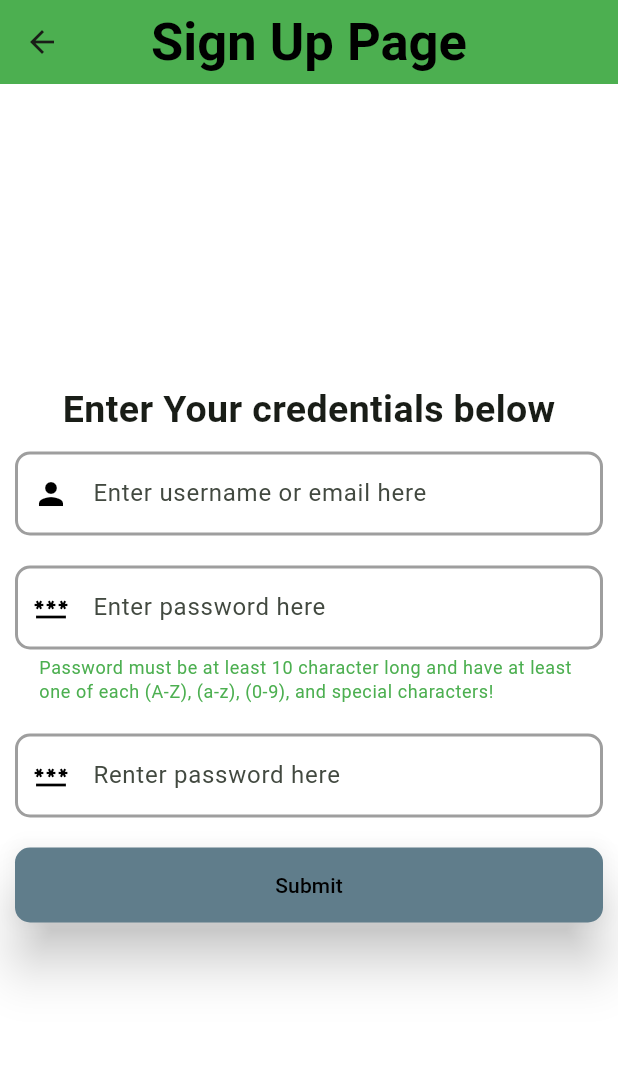
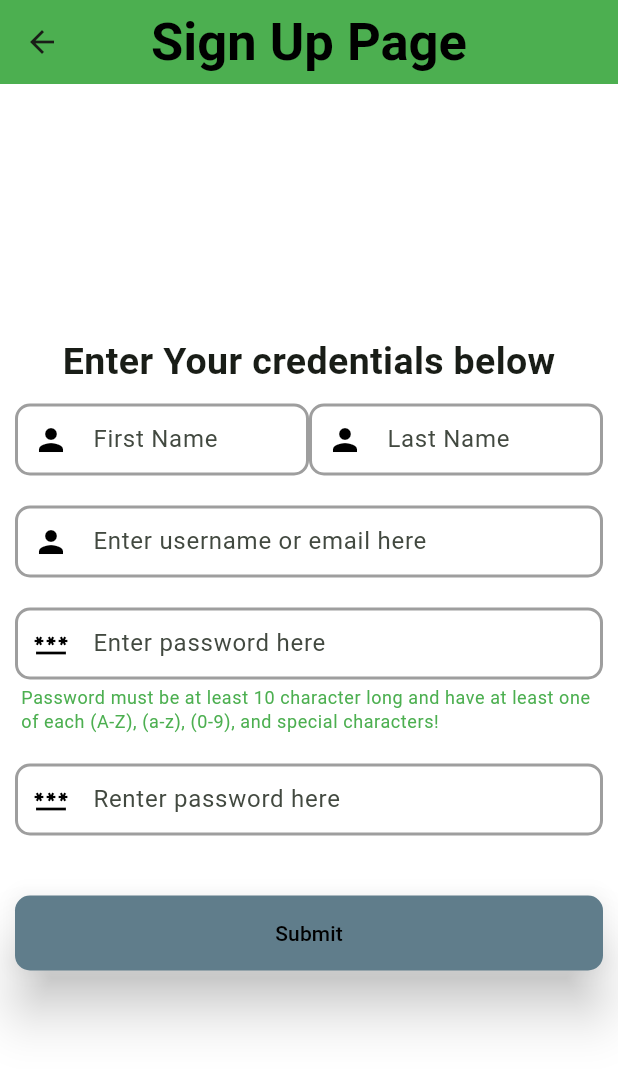
Before and after one commit to qkoliwala/skvyFrontend, a Flutter app: the SignUpPage screen opened by its route, on a phone screen of 412 x 824 dp. Shown: the top 1069 px of the screen. Run offline on Flutter 3.47's test engine with Material 2 defaults, Android fonts, the light colour scheme and no system bars; our stand-ins replace flutter_riverpod, fluttertoast, go_router; accounts and stored records are empty.

Commit message:
Sign Up Update
Added additional functionality to the SignUp classes, by adding a first name and a last name at the sign up page.

```diff
--- a/lib/dtos/signUpRequest.dto.dart
+++ b/lib/dtos/signUpRequest.dto.dart
@@ -1,9 +1,13 @@
 class SignUpRequest {
   String? email;
   String? password;
+  String? firstName;
+  String? lastName;
 
   Map<String, dynamic> toJson() => {
         'email': email,
         'password': password,
+        'FirstName': firstName,
+        'LastName': lastName,
       };
 }
--- a/lib/signUpPage.dart
+++ b/lib/signUpPage.dart
@@ -19,6 +19,8 @@ class _SignUpPage extends State<SignUpPage> {
   final TextEditingController userName = TextEditingController();
   final TextEditingController password1 = TextEditingController();
   final TextEditingController password2 = TextEditingController();
+  final TextEditingController firstName = TextEditingController();
+  final TextEditingController lastName = TextEditingController();
 
   String incorrectPass = 'Password does not meet the requiremets!';
   String notMatchingPass = 'The passwords do not match!';
@@ -82,6 +84,70 @@ class _SignUpPage extends State<SignUpPage> {
     );
   }
 
+  TextField textField(TextEditingController text, String? hintText) {
+    return TextField(
+      controller: text,
+      style: const TextStyle(
+        fontSize: 16,
+      ),
+      decoration: InputDecoration(
+        contentPadding: const EdgeInsets.symmetric(vertical: 12.0),
+        hintText: hintText,
+        prefixIcon: const Icon(Icons.person),
+        prefixIconColor: Colors.black,
+        focusedBorder: const OutlineInputBorder(
+          borderSide: BorderSide(
+            color: Colors.grey,
+            width: 2,
+          ),
+          borderRadius: BorderRadius.all(Radius.circular(10)),
+        ),
+        enabledBorder: const OutlineInputBorder(
+          borderSide: BorderSide(
+            color: Colors.grey,
+            width: 2,
+          ),
+          borderRadius: BorderRadius.all(Radius.circular(10)),
+        ),
+      ),
+    );
+  }
+
+  TextField passwordTestField(
+      TextEditingController text, String? hintText, String? helperText) {
+    return TextField(
+      controller: text,
+      obscureText: true,
+      style: const TextStyle(
+        fontSize: 16,
+      ),
+      decoration: InputDecoration(
+        contentPadding: const EdgeInsets.symmetric(vertical: 12.0),
+        hintText: hintText,
+        helperText: helperText,
+        helperMaxLines: 2,
+        helperStyle: const TextStyle(color: Colors.green),
+        prefixIcon: const Icon(Icons.password),
+        prefixIconColor: Colors.black,
+        focusedBorder: const OutlineInputBorder(
+          borderSide: BorderSide(
+            color: Colors.grey,
+            width: 2,
+          ),
+          borderRadius: BorderRadius.all(Radius.circular(10)),
+        ),
+        enabledBorder: const OutlineInputBorder(
+          borderSide: BorderSide(
+            color: Colors.grey,
+            width: 2,
+          ),
+          borderRadius: BorderRadius.all(Radius.circular(10)),
+        ),
+      ),
+      keyboardType: TextInputType.visiblePassword,
+    );
+  }
+
   @override
   Widget build(BuildContext context) {
     return Scaffold(
@@ -112,99 +178,36 @@ class _SignUpPage extends State<SignUpPage> {
               ),
             ),
             Padding(
+              padding: const EdgeInsets.all(10),
+              child: Row(
+                children: [
+                  Expanded(
+                    child: textField(firstName, 'First Name'),
+                  ),
+                  Expanded(
+                    child: textField(lastName, 'Last Name'),
+                  ),
+                ],
+              ),
+            ),
+            Padding(
               // Username --------------------------------------------------
               padding: const EdgeInsets.all(10),
-              child: TextField(
-                controller: userName,
-                style: const TextStyle(
-                  fontSize: 16,
-                ),
-                decoration: const InputDecoration(
-                  hintText: 'Enter username or email here',
-                  prefixIcon: Icon(Icons.person),
-                  prefixIconColor: Colors.black,
-                  focusedBorder: OutlineInputBorder(
-                    borderSide: BorderSide(
-                      color: Colors.grey,
-                      width: 2,
-                    ),
-                    borderRadius: BorderRadius.all(Radius.circular(10)),
-                  ),
-                  enabledBorder: OutlineInputBorder(
-                    borderSide: BorderSide(
-                      color: Colors.grey,
-                      width: 2,
-                    ),
-                    borderRadius: BorderRadius.all(Radius.circular(10)),
-                  ),
-                ),
-              ),
+              child: textField(userName, 'Enter username or email here'),
             ),
             Padding(
               // First Password Input -----------------------------------
               padding: const EdgeInsets.all(10),
-              child: TextField(
-                controller: password1,
-                obscureText: true,
-                style: const TextStyle(
-                  fontSize: 16,
-                ),
-                decoration: InputDecoration(
-                  hintText: 'Enter password here',
-                  helperText:
-                      'Password must be at least $minimalLength character long and have at least one of each (A-Z), (a-z), (0-9), and special characters!',
-                  helperMaxLines: 2,
-                  helperStyle: const TextStyle(color: Colors.green),
-                  prefixIcon: const Icon(Icons.password),
-                  prefixIconColor: Colors.black,
-                  focusedBorder: const OutlineInputBorder(
-                    borderSide: BorderSide(
-                      color: Colors.grey,
-                      width: 2,
-                    ),
-                    borderRadius: BorderRadius.all(Radius.circular(10)),
-                  ),
-                  enabledBorder: const OutlineInputBorder(
-                    borderSide: BorderSide(
-                      color: Colors.grey,
-                      width: 2,
-                    ),
-                    borderRadius: BorderRadius.all(Radius.circular(10)),
-                  ),
-                ),
-                keyboardType: TextInputType.visiblePassword,
+              child: passwordTestField(
+                password1,
+                'Enter password here',
+                'Password must be at least $minimalLength character long and have at least one of each (A-Z), (a-z), (0-9), and special characters!',
               ),
             ),
             Padding(
               // Second Password Input -----------------------------------
               padding: const EdgeInsets.all(10),
-              child: TextField(
-                controller: password2,
-                obscureText: true,
-                style: const TextStyle(
-                  fontSize: 16,
-                ),
-                decoration: const InputDecoration(
-                  hintText: 'Renter password here',
-                  prefixIcon: Icon(Icons.password),
-                  prefixIconColor: Colors.black,
-                  focusedBorder: OutlineInputBorder(
-                    borderSide: BorderSide(
-                      color: Colors.grey,
-                      width: 2,
-                    ),
-                    borderRadius: BorderRadius.all(Radius.circular(10)),
-                  ),
-                  enabledBorder: OutlineInputBorder(
-                    borderSide: BorderSide(
-                      color: Colors.grey,
-                      width: 2,
-                    ),
-                    borderRadius: BorderRadius.all(Radius.circular(10)),
-                  ),
-                ),
-                keyboardType: TextInputType.visiblePassword,
-              ),
+              child: passwordTestField(password2, 'Renter password here', ''),
             ),
             Padding(
               // Submit button here -------------------------------------
@@ -222,6 +225,8 @@ class _SignUpPage extends State<SignUpPage> {
                           .showSnackBar(errorMessage(notMatchingPass));
                     } else {
                       SignUpRequest signUpRequest = SignUpRequest();
+                      signUpRequest.firstName = firstName.text;
+                      signUpRequest.lastName = lastName.text;
                       signUpRequest.email = userName.text;
                       signUpRequest.password = password2.text;
                       await signUp(signUpRequest, context);
```
